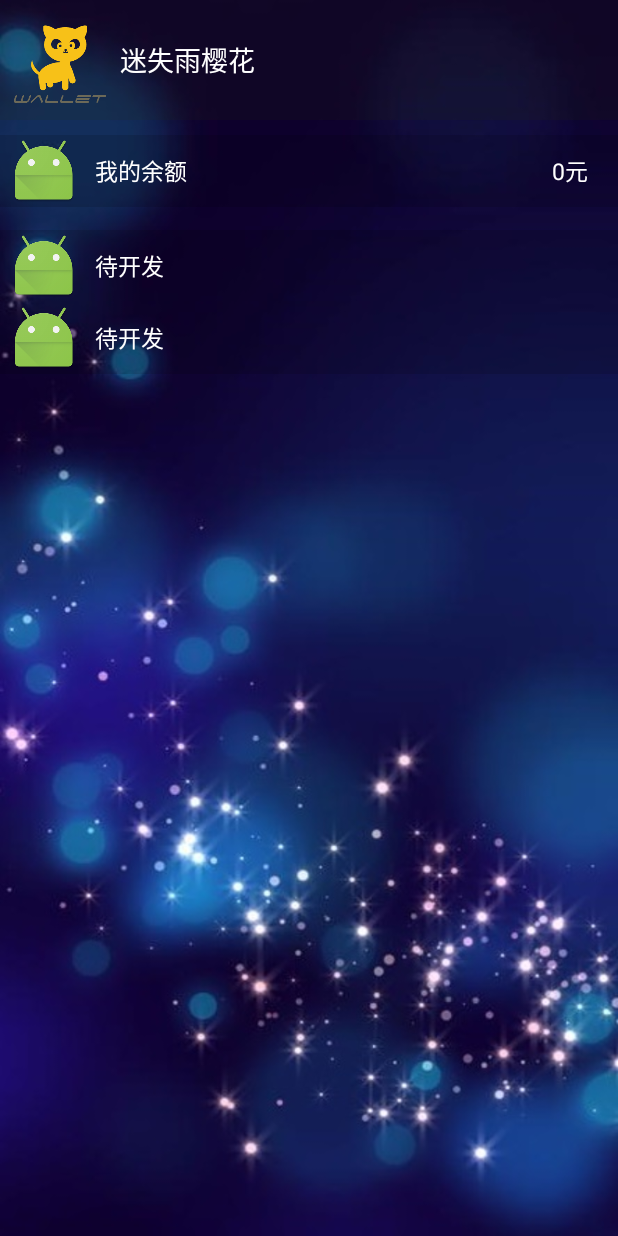
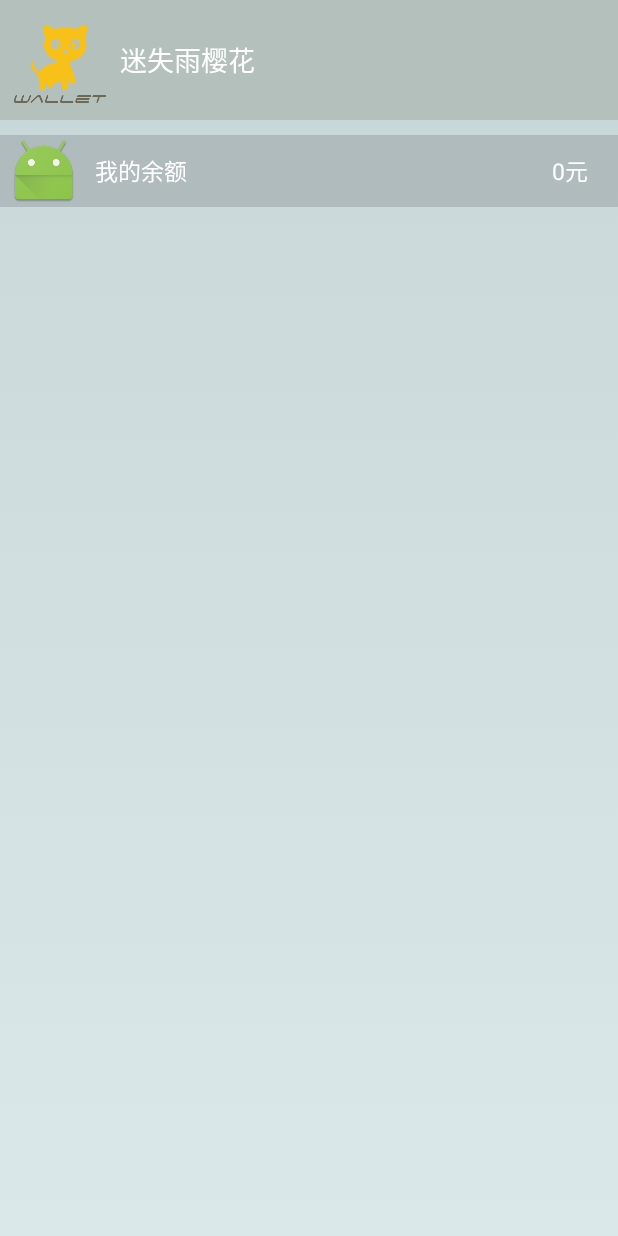
Before and after one commit to mirryjuan/MyWallet, an Android app: the fragment MeFragment shown on its own in the app's theme, on a phone screen of 412 x 824 dp. Run offline under Robolectric (Android 15) with nearby library versions, the phone set to English and light mode, and no system bars.

Commit message:
修改图标

```diff
--- a/app/src/main/res/layout/footer_list_detail.xml
+++ b/app/src/main/res/layout/footer_list_detail.xml
@@ -12,8 +12,8 @@
         android:layout_gravity="center_horizontal"/>
 
     <ImageView
-        android:layout_width="wrap_content"
-        android:layout_height="wrap_content"
-        android:src="@drawable/add"/>
+        android:layout_width="20dp"
+        android:layout_height="20dp"
+        android:src="@drawable/heart"/>
 
 </LinearLayout>
--- a/app/src/main/res/layout/fragment_detail.xml
+++ b/app/src/main/res/layout/fragment_detail.xml
@@ -3,8 +3,6 @@
     android:layout_width="match_parent"
     android:layout_height="match_parent"
     android:orientation="vertical">
-
-
 
     <RelativeLayout
         android:layout_width="match_parent"
@@ -136,7 +134,8 @@
         <ListView
             android:id="@+id/lv_detail"
             android:layout_width="match_parent"
-            android:layout_height="wrap_content" />
+            android:layout_height="wrap_content"
+            android:divider="@null"/>
     </RelativeLayout>
 
 </LinearLayout>
--- a/app/src/main/res/layout/fragment_me.xml
+++ b/app/src/main/res/layout/fragment_me.xml
@@ -3,7 +3,7 @@
     android:orientation="vertical"
     android:layout_width="match_parent"
     android:layout_height="match_parent"
-    android:background="@drawable/bg_menu_left">
+    android:background="@color/slideBg">
 
     <LinearLayout
         android:layout_width="match_parent"
@@ -59,7 +59,8 @@
         android:paddingLeft="5dp"
         android:background="#2000"
         android:layout_marginTop="15dp"
-        android:orientation="vertical">
+        android:orientation="vertical"
+        android:visibility="gone">
 
         <Button
             style="@style/BtnMenuTheme"
--- a/app/src/main/res/values/colors.xml
+++ b/app/src/main/res/values/colors.xml
@@ -8,6 +8,8 @@
     <color name="black">#A000</color>
     <color name="blue">#39BAFD</color>
     <color name="white">#FFFFFF</color>
+
+    <color name="slideBg">#334C8D96</color>
 
     <color name="green">#45B78E</color>
     <color name="magenta">#FE3178</color>
```
Also changed, not shown: app/src/main/java/com/example/mirry/mywallet/activity/AddAccountActivity.java (+5 -4 lines), app/src/main/java/com/example/mirry/mywallet/activity/MainActivity.java (+11 -0 lines), app/src/main/java/com/example/mirry/mywallet/utils/DrawableUtil.java (added, +17 -0 lines), app/src/main/res/layout/activity_add_account.xml (+10 -6 lines), app/src/main/res/drawable/chart.png, app/src/main/res/drawable/detail.png, app/src/main/res/drawable/heart.png, app/src/main/res/drawable/wish.png.
